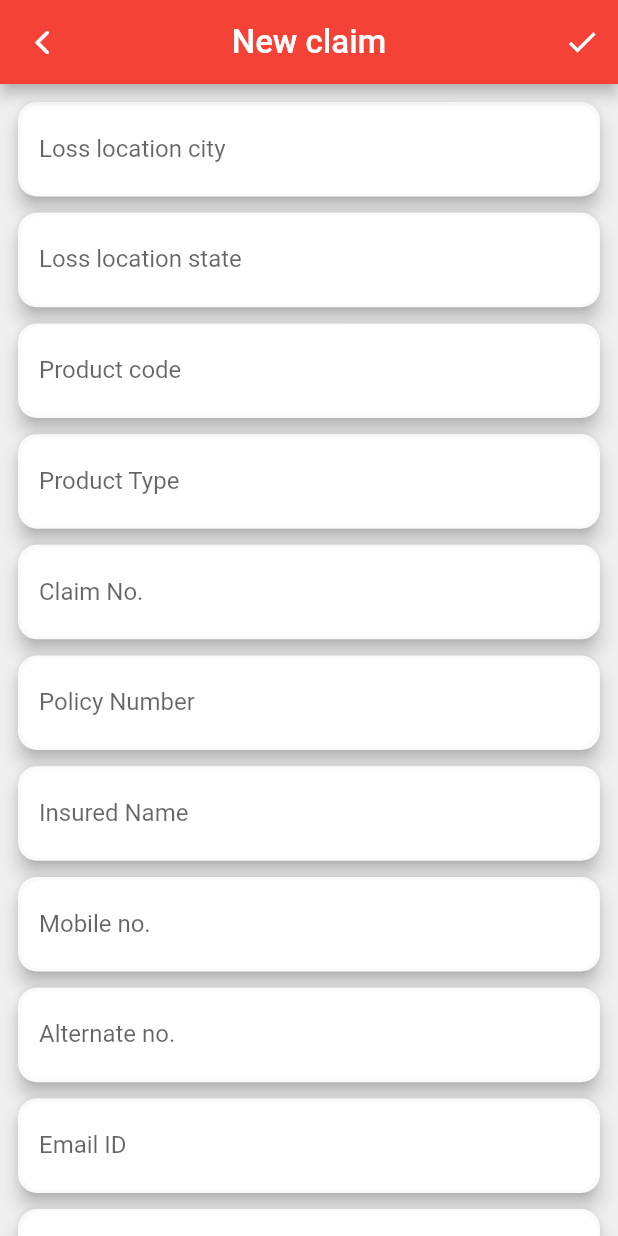
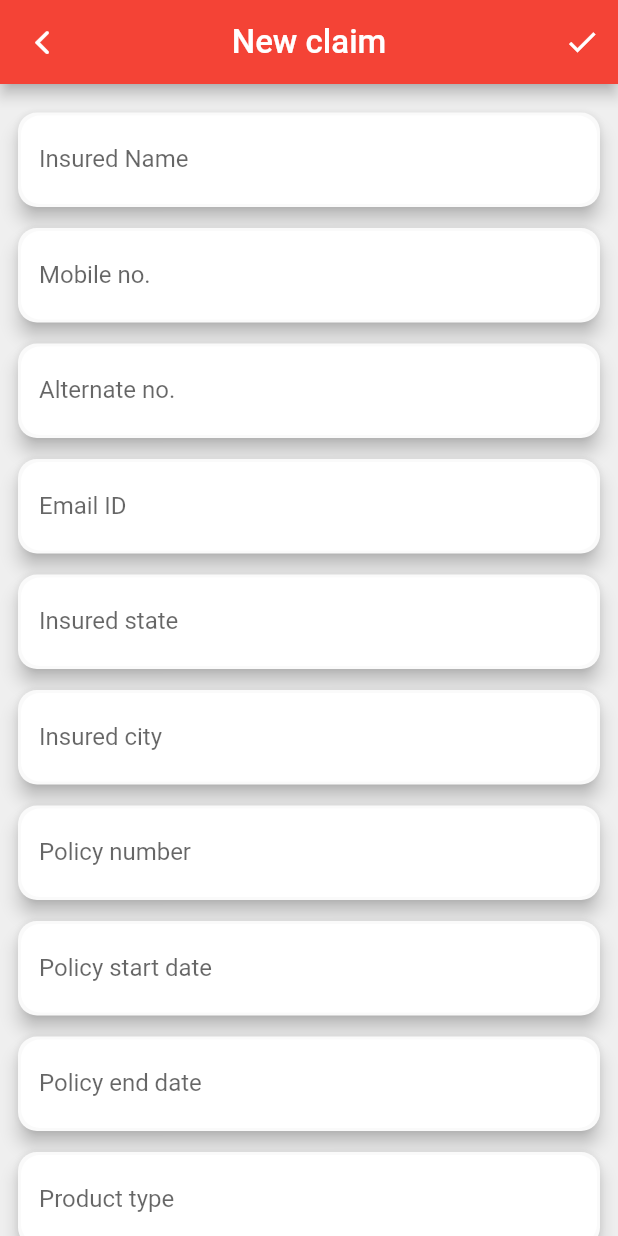
Before and after one commit to ForgottenLight4415/omeet_ots, a Flutter app: the NewClaimPage screen opened by its route, on a phone screen of 412 x 824 dp. Run offline on Flutter 3.47's test engine with Material 2 defaults, Android fonts, the phone set to English and light mode, and no system bars; our stand-ins replace bloc, camera, flutter_bloc, flutter_screenutil, flutter_svg, font_awesome_flutter and 5 more; missing offline and left inert: ed_screen_recorder, flutter_sound_lite, jitsi_meet, simple_connection_checker, syncfusion_flutter_pdfviewer; accounts and stored records are empty.

Commit message:
fix: fixed various bugs

```diff
--- a/lib/blocs/new_claim_cubit/new__claim_cubit.dart
+++ b/lib/blocs/new_claim_cubit/new_claim_cubit.dart
@@ -4,18 +4,23 @@ import 'package:bloc/bloc.dart';
 import 'package:meta/meta.dart';
 import 'package:rc_clone/data/models/claim.dart';
 import 'package:rc_clone/data/providers/app_server_provider.dart';
-import 'package:rc_clone/data/providers/claim_provider.dart';
+import 'package:rc_clone/data/repositories/claim_repo.dart';
+import 'package:shared_preferences/shared_preferences.dart';
 
-part 'new__claim_state.dart';
+part 'new_claim_state.dart';
 
 class NewClaimCubit extends Cubit<NewClaimState> {
-  final ClaimProvider _provider = ClaimProvider();
+  final ClaimRepository _repository = ClaimRepository();
   NewClaimCubit() : super(NewClaimInitial());
 
-  Future<void> createClaim({required Claim claim}) async {
+  Future<void> createClaim({required Map<String, dynamic> claimData}) async {
     emit(CreatingClaim());
     try {
-      await _provider.createClaim(claim);
+      final SharedPreferences _pref = await SharedPreferences.getInstance();
+      claimData.putIfAbsent("Manager_Name", () => _pref.getString('email'));
+      claimData.putIfAbsent("Surveyor_Name", () => _pref.getString('email'));
+      final Claim _claim = Claim.fromJson(claimData);
+      await _repository.newClaim(_claim);
       emit(CreatedClaim());
     } on SocketException {
       emit(CreationFailed(500, "Failed to create new claim."));
--- a/lib/blocs/new_claim_cubit/new__claim_state.dart
+++ b/lib/blocs/new_claim_cubit/new_claim_state.dart
@@ -1,4 +1,4 @@
-part of 'new__claim_cubit.dart';
+part of 'new_claim_cubit.dart';
 
 @immutable
 abstract class NewClaimState {}
--- a/lib/data/models/claim.dart
+++ b/lib/data/models/claim.dart
@@ -205,71 +205,69 @@ class Claim {
 
   static List<String> get fields {
     return [
-      'Loss location city',
-      'Loss location state',
-      'Product code',
-      'Product Type',
-      'Claim No.',
-      'Policy Number',
       'Insured Name',
       'Mobile no.',
       'Alternate no.',
       'Email ID',
-      'State',
-      'City',
+      'Insured state',
+      'Insured city',
+      'Policy number',
       'Policy start date',
       'Policy end date',
+      'Product type',
+      'Product code',
+      'Asset category',
       'Manufacturer',
-      'Asset Category',
-      'Model Number',
-      'IMEI/Serial Number',
-      'Loss Type/Defect',
-      'Sum Insured',
-      'Balance Sum Insured',
-      'Registration Date',
-      'Loss Date',
-      'OTS Eligible/Deniel reason',
-      'OTS Remarks /Description',
-      'Closure Date',
-      'Manager name',
-      'Surveyor Name',
-      'Last Modified By / OTS Manager Name',
-      'OTS Manager Caller number',
+      'Model',
+      'IMEI serial number',
+      "Claim no.",
+      "Location",
+      "Loss location city",
+      "Loss location state",
+      "Loss type",
+      "Sum insured",
+      "Balance sum insured",
+      "Registration date",
+      "Date of loss",
+      "OTS eligible",
+      "OTS remarks",
+      "Closure date",
+      "Last modified by",
+      "OTS manager caller number",
     ];
   }
 
   static List<String> get createFields {
     return <String>[
-      'lossLocationCity',
-      'lossLocationState',
-      'productCode',
-      'productType',
-      'claimNumber',
-      'policyNumber',
-      'insuredName',
-      'insuredContactNumber',
-      'insuredAltContactNumber',
-      'email',
-      'insuredState',
-      'insuredCity',
-      'policyStartDate',
-      'policyEndDate',
-      'manufacturer',
-      'assetCategory',
-      'model',
-      'imei',
-      'lossType',
-      'sumInsured',
-      'balanceSumInsured',
-      'registrationDate',
-      'dateOfLoss',
-      'otsEligible',
-      'otsRemarks',
-      'closureDate',
-      'managerName',
-      'surveyorName',
-      'lastModifiedBy',
-      'otsManagerCallerNumber',
+      "Insured_Name",
+      "Insured_Contact_Number",
+      "Insured_Alternate_Contact_Number",
+      "Email_Id",
+      "Insured_State",
+      "Insured_City",
+      "Policy_Number",
+      "Policy_start_date_From",
+      "Policy_start_date_To",
+      "Product_Type",
+      "Product_Code",
+      "Asset_Category",
+      "Manufacturer",
+      "Model",
+      "IMEI_Serial_Number",
+      "Claim_No",
+      "Location",
+      "Loss_Location_City",
+      "Loss_Location_State",
+      "Loss_Type",
+      "Sum_Insured",
+      "Balance_Sum_Insured",
+      "Registration_Date",
+      "Date_of_Loss",
+      "OTS_Eligible",
+      "OTS_Remarks",
+      "Closure_Date",
+      "Last_Modified_By",
+      "OTS_Manager_Caller_Number",
     ];
   }
 
--- a/lib/data/providers/app_server_provider.dart
+++ b/lib/data/providers/app_server_provider.dart
@@ -46,12 +46,6 @@ class AppServerProvider {
   }
 
   Future<bool> messageRequest(Map<String, dynamic> data) async {
-    data.putIfAbsent("key", () => AppStrings.messageKey);
-    data.putIfAbsent("entity", () => AppStrings.messageEntity);
-    data.putIfAbsent("tempid", () => AppStrings.messageTempId);
-    data.putIfAbsent("routeid", () => AppStrings.messageRouteId);
-    data.putIfAbsent("type", () => AppStrings.messageType);
-    data.putIfAbsent("senderid", () => AppStrings.messageSenderId);
     final Response _response = await get(
       Uri.http(
         AppStrings.sendMessageBaseUrl,
--- a/lib/data/providers/data_upload_provider.dart
+++ b/lib/data/providers/data_upload_provider.dart
@@ -13,7 +13,7 @@ class DataUploadProvider extends AppServerProvider {
     required double latitude,
     required double longitude,
     required File file,
-    isImage = false,
+    bool isImage = false,
   }) async {
     final int uploadId = await OMeetDatabase.instance.create(
       UploadObject(
--- a/lib/data/providers/questions_provider.dart
+++ b/lib/data/providers/questions_provider.dart
@@ -13,7 +13,7 @@ class MeetQuestionsProvider extends AppServerProvider {
     );
     if (_response.statusCode == successCode) {
       Map<String, dynamic> _rData = _response.data!;
-      List _rQuestions = _rData["allpost"];
+      List _rQuestions = _rData["allpost"] ?? [];
       List<Question> _modelQuestions = [];
       for (int i = 0; i < _rQuestions.length; i++) {
         _rQuestions[i]['id'] = i.toString();
--- a/lib/data/repositories/data_upload_repo.dart
+++ b/lib/data/repositories/data_upload_repo.dart
@@ -10,7 +10,7 @@ class DataUploadRepository {
     required double latitude,
     required double longitude,
     required File file,
-    isImage,
+    bool isImage = false,
   }) =>
       _provider.uploadFiles(
         claimNumber: claimNumber,
--- a/lib/views/create_claim_page.dart
+++ b/lib/views/create_claim_page.dart
@@ -1,16 +1,13 @@
 import 'package:flutter/material.dart';
 import 'package:flutter_bloc/flutter_bloc.dart';
-import 'package:rc_clone/blocs/new_claim_cubit/new__claim_cubit.dart';
+import 'package:rc_clone/blocs/new_claim_cubit/new_claim_cubit.dart';
 import 'package:rc_clone/data/models/claim.dart';
 import 'package:rc_clone/utilities/show_snackbars.dart';
 import 'package:rc_clone/utilities/upload_dialog.dart';
 import 'package:rc_clone/widgets/buttons.dart';
 import 'package:rc_clone/widgets/input_fields.dart';
-import 'package:flutter_screenutil/flutter_screenutil.dart';
-import 'package:shared_preferences/shared_preferences.dart';
 
 class NewClaimPage extends StatefulWidget {
-
   const NewClaimPage({Key? key}) : super(key: key);
 
   @override
@@ -34,30 +31,34 @@ class _NewClaimPageState extends State<NewClaimPage> {
             child: BlocConsumer<NewClaimCubit, NewClaimState>(
               listener: (context, state) {
                 if (state is CreatingClaim) {
-                  showProgressDialog(context, label: "Creating", content: "Creating new claim");
+                  showProgressDialog(context,
+                      label: "Creating", content: "Creating new claim");
                 } else if (state is CreatedClaim) {
                   Navigator.pop(context);
                   Navigator.pop(context);
-                  showInfoSnackBar(context, "Claim created. Pull down to refresh", color: Colors.green);
+                  showInfoSnackBar(
+                      context, "Claim created. Pull down to refresh",
+                      color: Colors.green);
                 } else if (state is CreationFailed) {
                   Navigator.pop(context);
-                  showInfoSnackBar(context, "Failed to create claim.", color: Colors.red);
+                  showInfoSnackBar(context, "Failed to create claim.",
+                      color: Colors.red);
                 }
               },
               builder: (context, state) {
                 return IconButton(
                   onPressed: () async {
                     if (_key.currentState!.validate()) {
-                      showInfoSnackBar(context, "Creating claim", color: Colors.orange);
                       Map<String, dynamic> _data = {};
-                      final SharedPreferences _pref = await SharedPreferences.getInstance();
-                      _data.putIfAbsent("Manager_Name", () => _pref.getString('email'));
-                      _data.putIfAbsent("Surveyor_Name", () => _pref.getString('email'));
                       Claim.getLabelDataMap().forEach((key, value) {
-                        _data.putIfAbsent(value, () => _textEditingControllers![key]!.text);
+                        _data.putIfAbsent(
+                          value,
+                          () => _textEditingControllers![key]?.text ?? "",
+                        );
                       });
-                      final Claim _claim = Claim.fromJson(_data);
-                      BlocProvider.of<NewClaimCubit>(context).createClaim(claim: _claim);
+                      BlocProvider.of<NewClaimCubit>(context).createClaim(
+                        claimData: _data,
+                      );
                     }
                   },
                   icon: const Icon(Icons.check),
@@ -82,35 +83,43 @@ class _NewClaimPageState extends State<NewClaimPage> {
   }
 
   List<Widget> _createFormFields() {
-    final Map<String, String> claimFields = Claim.getLabelDataMap();
+    final List<String> claimFields = Claim.fields;
     final Map<String, TextEditingController> textEditingControllers = {};
-    List<Widget> textFields = <Widget>[];
-    claimFields.forEach((key, value) {
-      if (!(key == "Manager Name" || key == "Surveyor Name")) {
+    List<CustomTextFormField> textFields = <CustomTextFormField>[];
+    for (var fieldTitle in claimFields) {
+      if (!(fieldTitle == "Manager Name" || fieldTitle == "Surveyor Name")) {
         TextEditingController textEditingController = TextEditingController();
-        textEditingControllers.putIfAbsent(key, () => textEditingController);
+        textEditingControllers.putIfAbsent(
+            fieldTitle, () => textEditingController);
         textFields.add(
           CustomTextFormField(
             textEditingController: textEditingController,
-            label: key,
-            hintText: "Enter $key",
-            validator: key == "Insured_Name" || key == "Insured_Contact_Number" || key == "Claim_No" ? (value) {
-              if (value!.isEmpty) {
-                return "Please enter $key";
-              } else {
-                return null;
-              }
-            } : null,
-          ),
-        );
-        textFields.add(
-          SizedBox(
-            height: 12.h,
+            label: fieldTitle,
+            hintText: "Enter $fieldTitle",
+            validator: fieldTitle == "Insured_Name" ||
+                    fieldTitle == "Insured_Contact_Number" ||
+                    fieldTitle == "Claim_No"
+                ? (value) {
+                    if (value!.isEmpty) {
+                      return "Please enter $fieldTitle";
+                    } else {
+                      return null;
+                    }
+                  }
+                : null,
           ),
         );
       }
-    });
+    }
     _textEditingControllers = textEditingControllers;
     return textFields;
   }
+
+  @override
+  void dispose() {
+    _textEditingControllers?.forEach((key, value) {
+      _textEditingControllers![key]?.dispose();
+    });
+    super.dispose();
+  }
 }
--- a/lib/views/recorder_pages/video_record.dart
+++ b/lib/views/recorder_pages/video_record.dart
@@ -640,6 +640,7 @@ class _VideoRecordPageState extends State<VideoRecordPage> with WidgetsBindingOb
           longitude: _locationData.longitude ?? 0,
           file: _videoFile,
         );
+        ScaffoldMessenger.of(context).removeCurrentSnackBar();
         Navigator.pop(context);
         if (_result) {
           showSnackBar(
--- a/lib/widgets/error_widget.dart
+++ b/lib/widgets/error_widget.dart
@@ -59,6 +59,7 @@ class InformationWidget extends StatelessWidget {
           const SizedBox(height: 30),
           Text(
             label,
+            textAlign: TextAlign.center,
             style: Theme.of(context).textTheme.headline5!.copyWith(
                   fontFamily: AppStrings.secondaryFontFam,
                   fontWeight: FontWeight.w600,
--- a/lib/widgets/input_fields.dart
+++ b/lib/widgets/input_fields.dart
@@ -52,7 +52,9 @@ class _CustomTextFormFieldState extends State<CustomTextFormField> {
 
   @override
   Widget build(BuildContext context) {
-    return Material(
+    return Padding(
+      padding: const EdgeInsets.symmetric(vertical: 7.0),
+      child: Material(
         elevation: 5.0,
         borderRadius: BorderRadius.circular(14.r),
         child: Container(
@@ -75,6 +77,7 @@ class _CustomTextFormFieldState extends State<CustomTextFormField> {
             validator: widget.validator,
             obscureText: widget.obscureText,
             onFieldSubmitted: widget.onFieldSubmitted,
+          ),
         ),
       ),
     );
```
Also changed, not shown: lib/data/providers/call_provider.dart (+7 -1 lines), lib/views/home.dart (+21 -7 lines), lib/views/login.dart (+3 -4 lines), lib/views/meet_pages/questions_section.dart (+37 -11 lines), lib/widgets/claim_card.dart (+37 -52 lines). Lines whose indentation alone changed are shown as unchanged.
